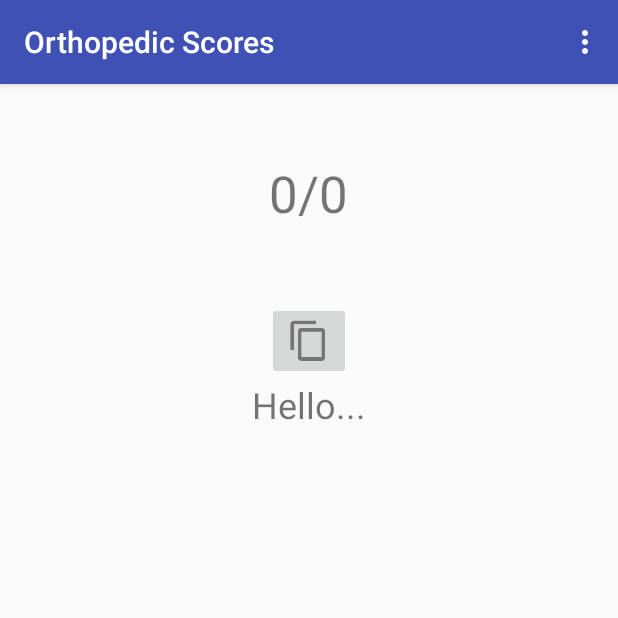
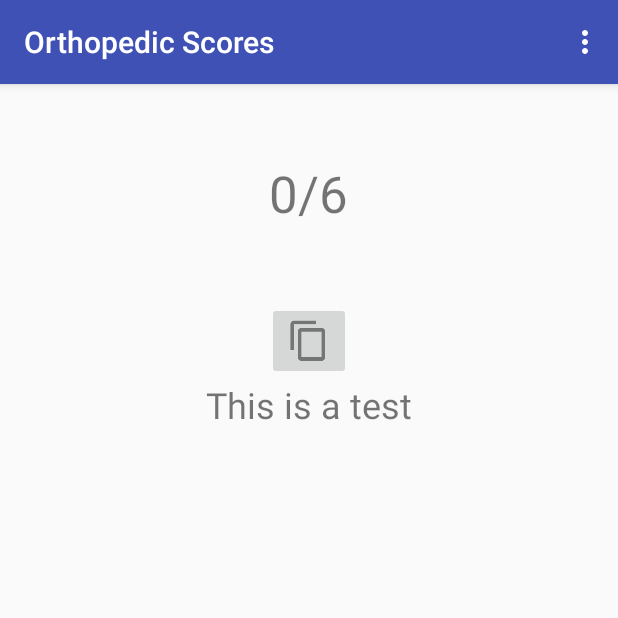
Before and after one commit to rksomayaji/orthoscore, an Android app: the fragment TestFragment placed in its activity, after a tap on "SUBMIT", on a phone screen of 412 x 824 dp, the top half of it. Run offline under Robolectric (Android 15) with nearby library versions, the phone set to English and light mode, and no system bars; 1 statement that could not run was skipped.

Commit message:
[WIP]Simpler way to add new test
Result sorted out
TODO
*Test with actual test
*Clean-up

```diff
--- a/app/src/main/java/com/rksomayaji/work/orthoscores2/ResultFragment.java
+++ b/app/src/main/java/com/rksomayaji/work/orthoscores2/ResultFragment.java
@@ -5,12 +5,18 @@ import android.content.ClipboardManager;
 import android.content.Context;
 import android.os.Bundle;
 import android.support.v4.app.Fragment;
-import android.util.Log;
 import android.view.LayoutInflater;
 import android.view.View;
 import android.view.ViewGroup;
 import android.widget.ImageButton;
 import android.widget.TextView;
+
+import com.rksomayaji.work.orthoscores2.helper.TestXMLParserHelper;
+
+import org.xmlpull.v1.XmlPullParserException;
+
+import java.io.IOException;
+import java.util.ArrayList;
 
 /**
  * Created by sushanth on 9/15/16.
@@ -20,31 +26,23 @@ public class ResultFragment extends Fragment {
                              Bundle savedInstanceState) {
         Bundle args = getArguments();
         final int score = args.getInt(OrthoScores.RESULT);
-        String test = args.getString(OrthoScores.TEST);
-        String total = "0";
+        int test = args.getInt(OrthoScores.TEST_NUMBER);
         View v = inflater.inflate(R.layout.result_layout, container, false);
         TextView textView = (TextView) v.findViewById(R.id.result_text);
         TextView detailedResult = (TextView) v.findViewById(R.id.detailed_result);
         ImageButton copyResult = (ImageButton) v.findViewById(R.id.copy_button);
 
-        switch (test){
-            case "WOMAC":
-                total = getString(R.string.womac_total);
-                detailedResult.setText(getText(R.string.womac_details));
-                Log.i("Result","WOMAC");
-                break;
-            case "Oxford Hip Score":
-                total = getString(R.string.ohs_total);
-                detailedResult.setText(getText(R.string.ohs_details));
-                Log.i("Result","OHS");
-                break;
-            case "Test":
-                total = "0";
-                detailedResult.setText("Hello...");
-                Log.i("Result","Test");
-                break;
+        TestXMLParserHelper helper = new TestXMLParserHelper(getContext());
+        ArrayList<String> totals = new ArrayList<>();
+        try {
+            totals = helper.getTotal(test);
+
+        } catch (XmlPullParserException | IOException e) {
+            e.printStackTrace();
         }
+        String total = totals.get(0);
         textView.setText(String.valueOf(score) + "/" + total);
+        detailedResult.setText(totals.get(1));
 
         textView.setOnLongClickListener(new View.OnLongClickListener() {
             @Override
--- a/app/src/main/java/com/rksomayaji/work/orthoscores2/TestFragment.java
+++ b/app/src/main/java/com/rksomayaji/work/orthoscores2/TestFragment.java
@@ -62,7 +62,7 @@ public class TestFragment extends Fragment {
                 int scores = getTestScore(questions);
 
                 Bundle args = new Bundle();
-                args.putString(OrthoScores.TEST,tests.get(i));
+                args.putInt(OrthoScores.TEST_NUMBER,i);
                 args.putInt(OrthoScores.RESULT,scores);
 
                 ResultFragment result = new ResultFragment();
--- a/app/src/main/java/com/rksomayaji/work/orthoscores2/helper/TestXMLParserHelper.java
+++ b/app/src/main/java/com/rksomayaji/work/orthoscores2/helper/TestXMLParserHelper.java
@@ -154,7 +154,6 @@ public class TestXMLParserHelper {
 
             if(name.equals("response-array")){
                 responses.add(getArray(parser));
-                //parser.nextTag();
             }
         }
     }
@@ -164,7 +163,7 @@ public class TestXMLParserHelper {
         List<Integer> valueArray = new ArrayList<>();
 
         parser.require(XmlPullParser.START_TAG,ns,"response-array");
-        //parser.nextTag();
+
         while(parser.next() != XmlPullParser.END_TAG){
             if(parser.getEventType() != XmlPullParser.START_TAG) continue;
 
@@ -178,12 +177,47 @@ public class TestXMLParserHelper {
                     Log.i("XML Parser",parser.getText());
                     parser.nextTag();
                 }
-                //parser.nextTag();
             }
         }
         values.add(valueArray);
 
         return array;
+    }
+
+    public ArrayList<String> getTotal(int pos) throws XmlPullParserException, IOException {
+        ArrayList<String> result = new ArrayList<>();
+        ArrayList<InputStream> tests = getAssetFiles();
+
+        XmlPullParser parser = Xml.newPullParser();
+        parser.setInput(tests.get(pos),null);
+        parser.nextTag();
+
+        while(parser.next() != XmlPullParser.END_TAG){
+            if(parser.getEventType() != XmlPullParser.START_TAG) continue;
+
+            String tag = parser.getName();
+
+            if(tag.equals("total")){
+                parser.require(XmlPullParser.START_TAG,ns,"total");
+                String total = parser.getAttributeValue(null,"value");
+                Log.i("XML Parser total", total);
+                result.add(total);
+                parser.nextTag();
+
+                String name = parser.getName();
+                if(name.equals("details")){
+                    parser.require(XmlPullParser.START_TAG,ns,"details");
+                    result.add(readText(parser));
+                    Log.i("XML Parser total",result.get(1));
+                    parser.require(XmlPullParser.END_TAG,ns,"details");
+                }
+
+                parser.nextTag();
+                parser.require(XmlPullParser.END_TAG,ns,"total");
+            }else skip(parser);
+        }
+
+        return result;
     }
 
     private ArrayList<InputStream> getAssetFiles(){
```
Also changed, not shown: app/src/main/assets/test/test_example.xml (+4 -4 lines).
